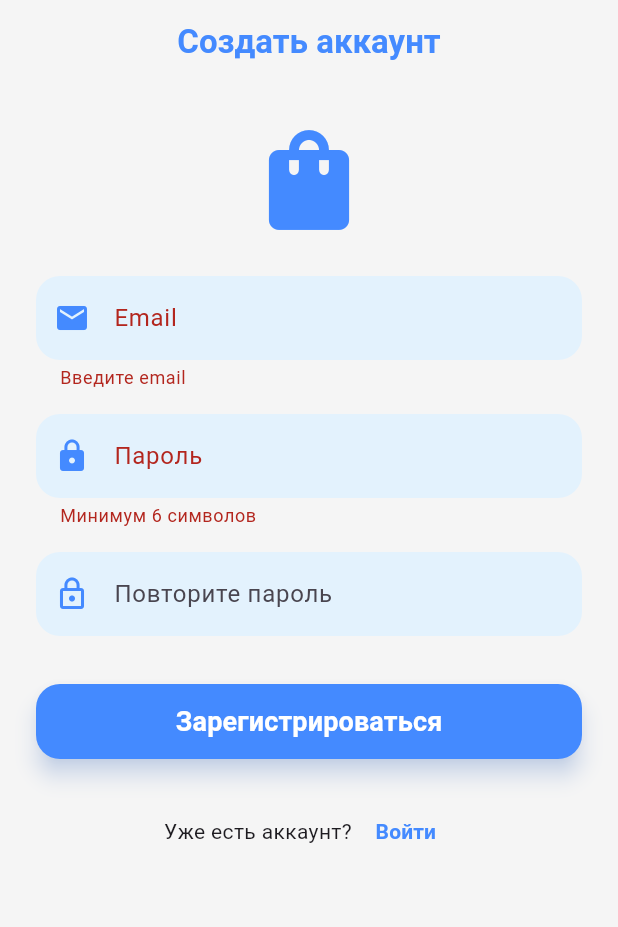
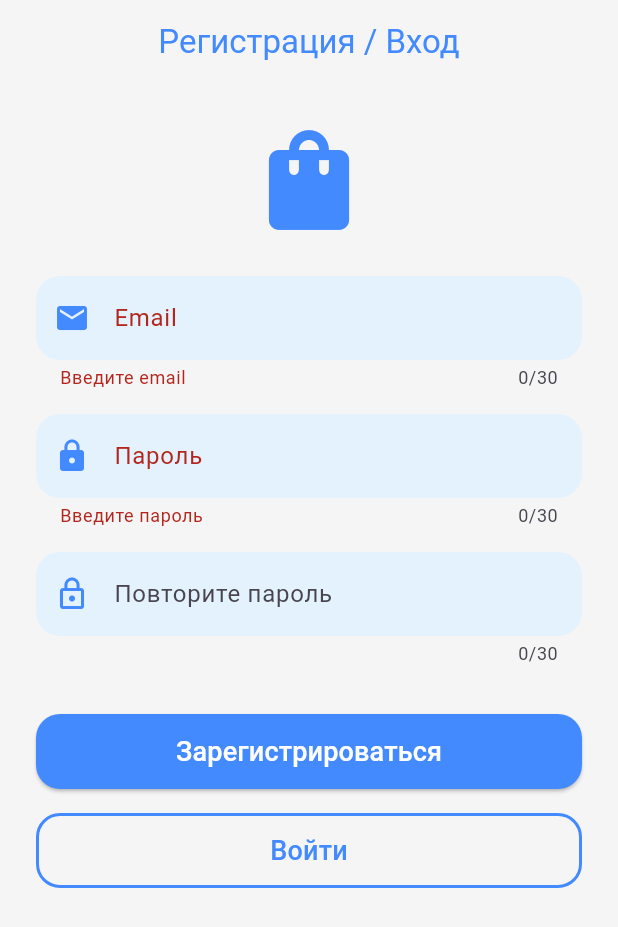
Before and after one commit to tamaev/avito_job, a Flutter app: the RegisterPage screen opened directly, after a tap on "Зарегистрироваться", after a tap on "Войти", on a phone screen of 412 x 824 dp. Shown: the top 927 px of the screen. Run offline on Flutter 3.47's test engine with Material 3 defaults, Android fonts, the phone set to English and light mode, and no system bars; our stand-ins replace image_picker, shared_preferences; accounts and stored records are empty; network calls fail.

Commit message:
third commit

```diff
--- a/lib/features/auth/presentation/pages/register_page.dart
+++ b/lib/features/auth/presentation/pages/register_page.dart
@@ -1,4 +1,5 @@
 import 'package:flutter/material.dart';
+import 'package:shared_preferences/shared_preferences.dart';
 import '../../../../app/app.dart';
 
 class RegisterPage extends StatefulWidget {
@@ -8,47 +9,77 @@ class RegisterPage extends StatefulWidget {
   State<RegisterPage> createState() => _RegisterPageState();
 }
 
-class _RegisterPageState extends State<RegisterPage>
-    with SingleTickerProviderStateMixin {
+class _RegisterPageState extends State<RegisterPage> {
   final _formKey = GlobalKey<FormState>();
 
   final _emailController = TextEditingController();
   final _passwordController = TextEditingController();
   final _confirmPasswordController = TextEditingController();
 
-  late AnimationController _animationController;
-  late Animation<double> _fadeAnimation;
+  bool _isLoading = false;
 
-  @override
-  void initState() {
-    super.initState();
+  Future<void> _register() async {
+    if (!_formKey.currentState!.validate()) return;
 
-    _animationController = AnimationController(
-      vsync: this,
-      duration: const Duration(milliseconds: 800),
-    )..forward();
+    setState(() => _isLoading = true);
 
-    _fadeAnimation =
-        CurvedAnimation(parent: _animationController, curve: Curves.easeIn);
+    final prefs = await SharedPreferences.getInstance();
+    final savedEmail = prefs.getString('userEmail');
+    final savedPassword = prefs.getString('userPassword');
+
+    final email = _emailController.text.trim();
+    final password = _passwordController.text.trim();
+
+    // Если пользователь уже зарегистрирован
+    if (savedEmail == email) {
+      _showMessage("Пользователь уже зарегистрирован");
+    } else {
+      await prefs.setString('userEmail', email);
+      await prefs.setString('userPassword', password);
+      _showMessage("Регистрация успешна!");
     }
 
-  @override
-  void dispose() {
-    _emailController.dispose();
-    _passwordController.dispose();
-    _confirmPasswordController.dispose();
-    _animationController.dispose();
-    super.dispose();
+    setState(() => _isLoading = false);
   }
 
-  // ✅ При успешной регистрации переходим в MyApp
-  void _onRegister() {
-    if (_formKey.currentState!.validate()) {
+  Future<void> _login() async {
+    if (!_formKey.currentState!.validate()) return;
+
+    setState(() => _isLoading = true);
+
+    final prefs = await SharedPreferences.getInstance();
+    final savedEmail = prefs.getString('userEmail');
+    final savedPassword = prefs.getString('userPassword');
+
+    final email = _emailController.text.trim();
+    final password = _passwordController.text.trim();
+
+    if (savedEmail == null || savedPassword == null) {
+      _showMessage("Пользователь не зарегистрирован");
+    } else if (savedEmail != email) {
+      _showMessage("Пользователь не зарегистрирован");
+    } else if (savedPassword != password) {
+      _showMessage("Неверный пароль");
+    } else {
+      // успешный вход
+      _showMessage("Успешный вход!");
       Navigator.pushReplacement(
         context,
         MaterialPageRoute(builder: (_) => const MyApp()),
       );
     }
+
+    setState(() => _isLoading = false);
+  }
+
+  void _showMessage(String text) {
+    ScaffoldMessenger.of(context).showSnackBar(
+      SnackBar(
+        content: Text(text),
+        backgroundColor: Colors.blueAccent,
+        duration: const Duration(seconds: 2),
+      ),
+    );
   }
 
   InputDecoration _inputDecoration(String label, IconData icon) {
@@ -76,51 +107,64 @@ class _RegisterPageState extends State<RegisterPage>
         elevation: 0,
         backgroundColor: Colors.transparent,
         foregroundColor: Colors.blueAccent,
-        title: const Text(
-          "Создать аккаунт",
-          style: TextStyle(fontWeight: FontWeight.bold),
-        ),
+        title: const Text("Регистрация / Вход"),
         centerTitle: true,
       ),
-      body: FadeTransition(
-        opacity: _fadeAnimation,
-        child: SingleChildScrollView(
+      body: SingleChildScrollView(
         padding: const EdgeInsets.all(24.0),
         child: Form(
           key: _formKey,
           child: Column(
             children: [
-                const Icon(Icons.shopping_bag,
-                    size: 80, color: Colors.blueAccent),
+              const Icon(Icons.shopping_bag, size: 80, color: Colors.blueAccent),
               const SizedBox(height: 24),
               TextFormField(
                 controller: _emailController,
+                maxLength: 30,
                 decoration: _inputDecoration("Email", Icons.email),
-                  keyboardType: TextInputType.emailAddress,
-                  validator: (value) =>
-                  (value == null || value.isEmpty) ? "Введите email" : null,
+                validator: (value) {
+                  if (value == null || value.isEmpty) {
+                    return "Введите email";
+                  } else if (value.length > 30) {
+                    return "Не более 30 символов";
+                  }
+                  return null;
+                },
               ),
               const SizedBox(height: 16),
               TextFormField(
                 controller: _passwordController,
+                maxLength: 30,
                 decoration: _inputDecoration("Пароль", Icons.lock),
                 obscureText: true,
-                  validator: (value) => (value == null || value.length < 6)
-                      ? "Минимум 6 символов"
-                      : null,
+                validator: (value) {
+                  if (value == null || value.isEmpty) {
+                    return "Введите пароль";
+                  } else if (value.length > 30) {
+                    return "Не более 30 символов";
+                  }
+                  return null;
+                },
               ),
               const SizedBox(height: 16),
               TextFormField(
                 controller: _confirmPasswordController,
-                  decoration:
-                  _inputDecoration("Повторите пароль", Icons.lock_outline),
+                maxLength: 30,
+                decoration: _inputDecoration("Повторите пароль", Icons.lock_outline),
                 obscureText: true,
-                  validator: (value) =>
-                  value != _passwordController.text
-                      ? "Пароли не совпадают"
-                      : null,
+                validator: (value) {
+                  if (value != _passwordController.text) {
+                    return "Пароли не совпадают";
+                  }
+                  return null;
+                },
               ),
               const SizedBox(height: 32),
+              if (_isLoading)
+                const CircularProgressIndicator()
+              else
+                Column(
+                  children: [
                     SizedBox(
                       width: double.infinity,
                       height: 50,
@@ -130,32 +174,29 @@ class _RegisterPageState extends State<RegisterPage>
                           shape: RoundedRectangleBorder(
                             borderRadius: BorderRadius.circular(16),
                           ),
-                      elevation: 6,
-                      shadowColor: Colors.blueAccent.withOpacity(0.4),
                         ),
-                    onPressed: _onRegister,
+                        onPressed: _register,
                         child: const Text(
                           "Зарегистрироваться",
-                      style: TextStyle(
-                        fontSize: 18,
-                        fontWeight: FontWeight.bold,
-                        color: Colors.white,
+                          style: TextStyle(fontSize: 18, color: Colors.white),
                         ),
                       ),
                     ),
+                    const SizedBox(height: 16),
+                    SizedBox(
+                      width: double.infinity,
+                      height: 50,
+                      child: OutlinedButton(
+                        style: OutlinedButton.styleFrom(
+                          shape: RoundedRectangleBorder(
+                            borderRadius: BorderRadius.circular(16),
                           ),
-                const SizedBox(height: 24),
-                Row(
-                  mainAxisAlignment: MainAxisAlignment.center,
-                  children: [
-                    const Text("Уже есть аккаунт? "),
-                    TextButton(
-                      onPressed: _onRegister, // просто переход в MyApp
+                          side: const BorderSide(color: Colors.blueAccent, width: 2),
+                        ),
+                        onPressed: _login,
                         child: const Text(
                           "Войти",
-                        style: TextStyle(
-                          fontWeight: FontWeight.bold,
-                          color: Colors.blueAccent,
+                          style: TextStyle(fontSize: 18, color: Colors.blueAccent),
                         ),
                       ),
                     ),
@@ -165,7 +206,6 @@ class _RegisterPageState extends State<RegisterPage>
           ),
         ),
       ),
-      ),
     );
   }
 }
```
Also changed, not shown: lib/features/ads/presentation/pages/my_ads_page.dart (+71 -17 lines), lib/features/profile/presentation/pages/profile_page.dart (+54 -10 lines), lib/main.dart (+9 -2 lines). Lines whose indentation alone changed are shown as unchanged.
